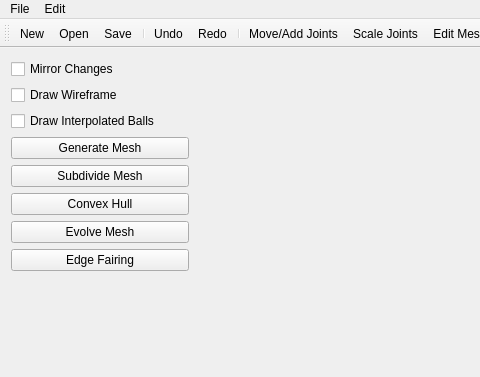
Above: mainwindow.ui from evanw/cs224final before the change; both pictures show x 0 to 480 and y 0 to 377 of the 800 by 600 pixel window. Below: the same form after it.
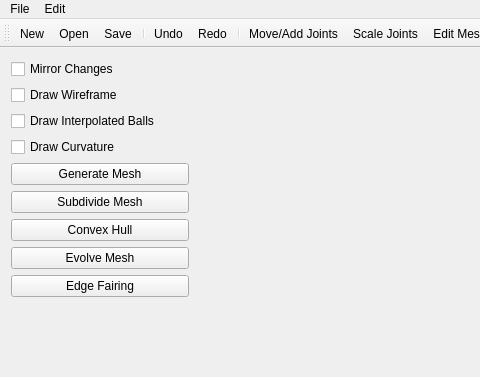
That is the form after the change. Icons and pictures are not drawn. Custom widgets are drawn as their Qt base class.

What changed in the file:
```diff
--- a/mainwindow.ui
+++ b/mainwindow.ui
@@ -63,6 +63,13 @@
          </property>
         </widget>
        </item>
+       <item>
+        <widget class="QCheckBox" name="drawCurvature">
+         <property name="text">
+          <string>Draw Curvature</string>
+         </property>
+        </widget>
+       </item>
        <item>
         <widget class="QPushButton" name="generateMesh">
          <property name="text">
```
Left out of the diff: 19 changed lines with no effect on the pictures.
